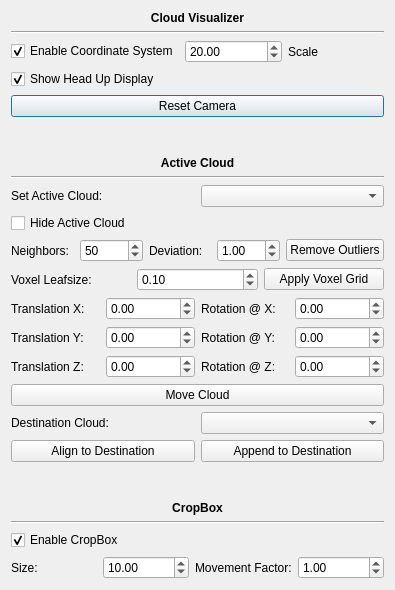
Old version of the form controlbar.ui in the repository AleyHD/PCL-Project.
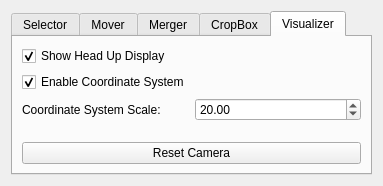
New version of the form. The open tabs and pages were chosen to show the change.

```diff
--- a/controlbar.ui
+++ b/controlbar.ui
@@ -6,133 +6,38 @@
    <rect>
     <x>0</x>
     <y>0</y>
-    <width>395</width>
-    <height>590</height>
+    <width>383</width>
+    <height>186</height>
    </rect>
   </property>
+  <property name="sizePolicy">
+   <sizepolicy hsizetype="Preferred" vsizetype="Preferred">
+    <horstretch>0</horstretch>
+    <verstretch>0</verstretch>
+   </sizepolicy>
+  </property>
   <property name="windowTitle">
    <string>Dialog</string>
   </property>
   <layout class="QVBoxLayout" name="verticalLayout">
    <item>
-    <layout class="QVBoxLayout" name="verticalLayout_Visualizer">
-     <item>
-      <widget class="QLabel" name="label_visualizer">
-       <property name="font">
-        <font>
-         <weight>75</weight>
-         <bold>true</bold>
-        </font>
-       </property>
-       <property name="text">
-        <string>Cloud Visualizer</string>
-       </property>
-       <property name="alignment">
-        <set>Qt::AlignCenter</set>
-       </property>
-      </widget>
-     </item>
+    <widget class="QTabWidget" name="tabWidget">
+     <property name="currentIndex">
+      <number>0</number>
+     </property>
+     <widget class="QWidget" name="tab_selector">
+      <attribute name="title">
+       <string>Selector</string>
+      </attribute>
+      <layout class="QVBoxLayout" name="verticalLayout_2">
      <item>
-      <widget class="Line" name="line_visualizer">
-       <property name="orientation">
-        <enum>Qt::Horizontal</enum>
-       </property>
-      </widget>
-     </item>
-     <item>
-      <layout class="QHBoxLayout" name="horizontalLayout_visualizerEnableCos">
-       <item>
-        <widget class="QCheckBox" name="checkBox_enableCos">
-         <property name="text">
-          <string>Enable Coordinate System</string>
-         </property>
-         <property name="checked">
-          <bool>true</bool>
-         </property>
-        </widget>
-       </item>
-       <item>
-        <widget class="QDoubleSpinBox" name="doubleSpinBox_visualizerCosScale">
-         <property name="maximum">
-          <double>10000.000000000000000</double>
-         </property>
-         <property name="value">
-          <double>20.000000000000000</double>
-         </property>
-        </widget>
-       </item>
-       <item>
-        <widget class="QLabel" name="label_visualizerCosScale">
-         <property name="text">
-          <string>Scale</string>
-         </property>
-        </widget>
-       </item>
-      </layout>
-     </item>
-     <item>
-      <widget class="QCheckBox" name="checkBox_visualizerShowHeadUpDisplay">
-       <property name="text">
-        <string>Show Head Up Display</string>
-       </property>
-       <property name="checked">
-        <bool>true</bool>
-       </property>
-      </widget>
-     </item>
-     <item>
-      <widget class="QPushButton" name="pushButton_visualizerResetCamera">
-       <property name="text">
-        <string>Reset Camera</string>
-       </property>
-      </widget>
-     </item>
-    </layout>
-   </item>
-   <item>
-    <spacer name="verticalSpacer_visualizer">
-     <property name="orientation">
-      <enum>Qt::Vertical</enum>
-     </property>
-     <property name="sizeHint" stdset="0">
-      <size>
-       <width>20</width>
-       <height>40</height>
-      </size>
-     </property>
-    </spacer>
-   </item>
-   <item>
-    <layout class="QVBoxLayout" name="verticalLayout_cloud">
-     <item>
-      <widget class="QLabel" name="label_cloud">
-       <property name="font">
-        <font>
-         <weight>75</weight>
-         <bold>true</bold>
-        </font>
-       </property>
-       <property name="text">
-        <string>Active Cloud</string>
-       </property>
-       <property name="alignment">
-        <set>Qt::AlignCenter</set>
-       </property>
-      </widget>
-     </item>
-     <item>
-      <widget class="Line" name="line_cloud">
-       <property name="orientation">
-        <enum>Qt::Horizontal</enum>
-       </property>
-      </widget>
-     </item>
+        <layout class="QVBoxLayout" name="verticalLayout_selectorActiveCloud">
      <item>
       <layout class="QHBoxLayout" name="horizontalLayout_cloudSetActiveCloud">
        <item>
         <widget class="QLabel" name="label_cloudSetActiveCloud">
          <property name="text">
-          <string>Set Active Cloud:</string>
+              <string>Select Active Cloud:</string>
          </property>
         </widget>
        </item>
@@ -148,73 +53,28 @@
        </property>
       </widget>
      </item>
-     <item>
-      <layout class="QHBoxLayout" name="horizontalLayout_cloudRemoveOutliers">
-       <item>
-        <widget class="QLabel" name="label_cloudRemoveOutliersNeighbors">
-         <property name="text">
-          <string>Neighbors:</string>
-         </property>
-        </widget>
-       </item>
-       <item>
-        <widget class="QSpinBox" name="spinBox_cloudRemoveOutliersNeighbors">
-         <property name="minimum">
-          <number>1</number>
-         </property>
-         <property name="value">
-          <number>50</number>
-         </property>
-        </widget>
-       </item>
-       <item>
-        <widget class="QLabel" name="label_cloudRemoveOutliersDeviation">
-         <property name="text">
-          <string>Deviation:</string>
-         </property>
-        </widget>
-       </item>
-       <item>
-        <widget class="QDoubleSpinBox" name="doubleSpinBox_cloudRemoveOutliersDeviation">
-         <property name="value">
-          <double>1.000000000000000</double>
-         </property>
-        </widget>
-       </item>
-       <item>
-        <widget class="QPushButton" name="pushButton_cloudRemoveOutliers">
-         <property name="text">
-          <string>Remove Outliers</string>
-         </property>
-        </widget>
-       </item>
       </layout>
      </item>
      <item>
-      <layout class="QHBoxLayout" name="horizontalLayout_cloudVoxelGrid">
-       <item>
-        <widget class="QLabel" name="label_cloudVoxelGrid">
-         <property name="text">
-          <string>Voxel Leafsize:</string>
+        <spacer name="verticalSpacer_selector">
+         <property name="orientation">
+          <enum>Qt::Vertical</enum>
          </property>
-        </widget>
-       </item>
-       <item>
-        <widget class="QDoubleSpinBox" name="doubleSpinBox_cloudVoxelGrid">
-         <property name="value">
-          <double>0.100000000000000</double>
+         <property name="sizeHint" stdset="0">
+          <size>
+           <width>20</width>
+           <height>40</height>
+          </size>
          </property>
-        </widget>
+        </spacer>
        </item>
-       <item>
-        <widget class="QPushButton" name="pushButton_cloudVoxelGrid">
-         <property name="text">
-          <string>Apply Voxel Grid</string>
-         </property>
-        </widget>
-       </item>
       </layout>
-     </item>
+     </widget>
+     <widget class="QWidget" name="tab_mover">
+      <attribute name="title">
+       <string>Mover</string>
+      </attribute>
+      <layout class="QVBoxLayout" name="verticalLayout_4">
      <item>
       <layout class="QHBoxLayout" name="horizontalLayout_cloudMoveX">
        <item>
@@ -332,12 +192,17 @@
      <item>
       <widget class="QPushButton" name="pushButton_cloudMoveCloud">
        <property name="text">
-        <string>Move Cloud</string>
+          <string>Execute Cloud Movement</string>
        </property>
       </widget>
      </item>
-     <item>
-      <layout class="QVBoxLayout" name="verticalLayout_cloudDestionation">
+      </layout>
+     </widget>
+     <widget class="QWidget" name="tab_merger">
+      <attribute name="title">
+       <string>Merger</string>
+      </attribute>
+      <layout class="QVBoxLayout" name="verticalLayout_6">
        <item>
         <layout class="QHBoxLayout" name="horizontalLayout_cloudDestinationChooser">
          <item>
@@ -360,7 +225,7 @@
             <bool>true</bool>
            </property>
            <property name="text">
-            <string>Align to Destination</string>
+            <string>ICP Align to Destination</string>
            </property>
           </widget>
          </item>
@@ -376,12 +241,8 @@
          </item>
         </layout>
        </item>
-      </layout>
-     </item>
-    </layout>
-   </item>
    <item>
-    <spacer name="verticalSpacer_cloud">
+        <spacer name="verticalSpacer_merger">
      <property name="orientation">
       <enum>Qt::Vertical</enum>
      </property>
@@ -393,51 +254,29 @@
      </property>
     </spacer>
    </item>
-   <item>
-    <layout class="QVBoxLayout" name="verticalLayout_cropBox">
-     <item>
-      <widget class="QLabel" name="label_cropBox">
-       <property name="font">
-        <font>
-         <weight>75</weight>
-         <bold>true</bold>
-        </font>
-       </property>
-       <property name="text">
+      </layout>
+     </widget>
+     <widget class="QWidget" name="tab_cropBox">
+      <attribute name="title">
         <string>CropBox</string>
-       </property>
-       <property name="alignment">
-        <set>Qt::AlignCenter</set>
-       </property>
-      </widget>
-     </item>
-     <item>
-      <widget class="Line" name="line_cropBox">
-       <property name="orientation">
-        <enum>Qt::Horizontal</enum>
-       </property>
-      </widget>
-     </item>
-     <item>
-      <layout class="QHBoxLayout" name="horizontalLayout_cropBoxCheckBox">
+      </attribute>
+      <layout class="QVBoxLayout" name="verticalLayout_5">
        <item>
         <widget class="QCheckBox" name="checkBox_cropBoxEnableCropBox">
          <property name="text">
-          <string>Enable CropBox</string>
+          <string>Enable CropBox (Moveable via Numpad)</string>
          </property>
          <property name="checked">
           <bool>true</bool>
          </property>
         </widget>
        </item>
-      </layout>
-     </item>
      <item>
-      <layout class="QHBoxLayout" name="horizontalLayout_cropBoxValues">
+        <layout class="QHBoxLayout" name="horizontalLayout_cropBoxSize">
        <item>
         <widget class="QLabel" name="label_cropBoxSize">
          <property name="text">
-          <string>Size:</string>
+            <string>3D CropBox Size:</string>
          </property>
         </widget>
        </item>
@@ -448,6 +287,10 @@
          </property>
         </widget>
        </item>
+        </layout>
+       </item>
+       <item>
+        <layout class="QHBoxLayout" name="horizontalLayout_cropBoxMovementFactor">
        <item>
         <widget class="QLabel" name="label_cropBoxMovementFactor">
          <property name="text">
@@ -468,9 +311,93 @@
       </layout>
      </item>
      <item>
-      <layout class="QHBoxLayout" name="horizontalLayout_cropBoxMovementFactor"/>
-     </item>
-    </layout>
+        <spacer name="verticalSpacer_cropBox">
+         <property name="orientation">
+          <enum>Qt::Vertical</enum>
+         </property>
+         <property name="sizeHint" stdset="0">
+          <size>
+           <width>20</width>
+           <height>40</height>
+          </size>
+         </property>
+        </spacer>
+       </item>
+      </layout>
+     </widget>
+     <widget class="QWidget" name="tab_visualizer">
+      <attribute name="title">
+       <string>Visualizer</string>
+      </attribute>
+      <layout class="QVBoxLayout" name="verticalLayout_3">
+       <item>
+        <widget class="QCheckBox" name="checkBox_visualizerShowHeadUpDisplay">
+         <property name="text">
+          <string>Show Head Up Display</string>
+         </property>
+         <property name="checked">
+          <bool>true</bool>
+         </property>
+        </widget>
+       </item>
+       <item>
+        <layout class="QHBoxLayout" name="horizontalLayout_visualizerEnableCos">
+         <item>
+          <widget class="QCheckBox" name="checkBox_enableCos">
+           <property name="text">
+            <string>Enable Coordinate System</string>
+           </property>
+           <property name="checked">
+            <bool>true</bool>
+           </property>
+          </widget>
+         </item>
+        </layout>
+       </item>
+       <item>
+        <layout class="QHBoxLayout" name="horizontalLayout_visualizerCosScale">
+         <item>
+          <widget class="QLabel" name="label_visualizerCosScale">
+           <property name="text">
+            <string>Coordinate System Scale:</string>
+           </property>
+          </widget>
+         </item>
+         <item>
+          <widget class="QDoubleSpinBox" name="doubleSpinBox_visualizerCosScale">
+           <property name="maximum">
+            <double>10000.000000000000000</double>
+           </property>
+           <property name="value">
+            <double>20.000000000000000</double>
+           </property>
+          </widget>
+         </item>
+        </layout>
+       </item>
+       <item>
+        <spacer name="verticalSpacer">
+         <property name="orientation">
+          <enum>Qt::Vertical</enum>
+         </property>
+         <property name="sizeHint" stdset="0">
+          <size>
+           <width>20</width>
+           <height>40</height>
+          </size>
+         </property>
+        </spacer>
+       </item>
+       <item>
+        <widget class="QPushButton" name="pushButton_visualizerResetCamera">
+         <property name="text">
+          <string>Reset Camera</string>
+         </property>
+        </widget>
+       </item>
+      </layout>
+     </widget>
+    </widget>
    </item>
   </layout>
  </widget>
```
Lines whose indentation alone changed are shown as unchanged.
